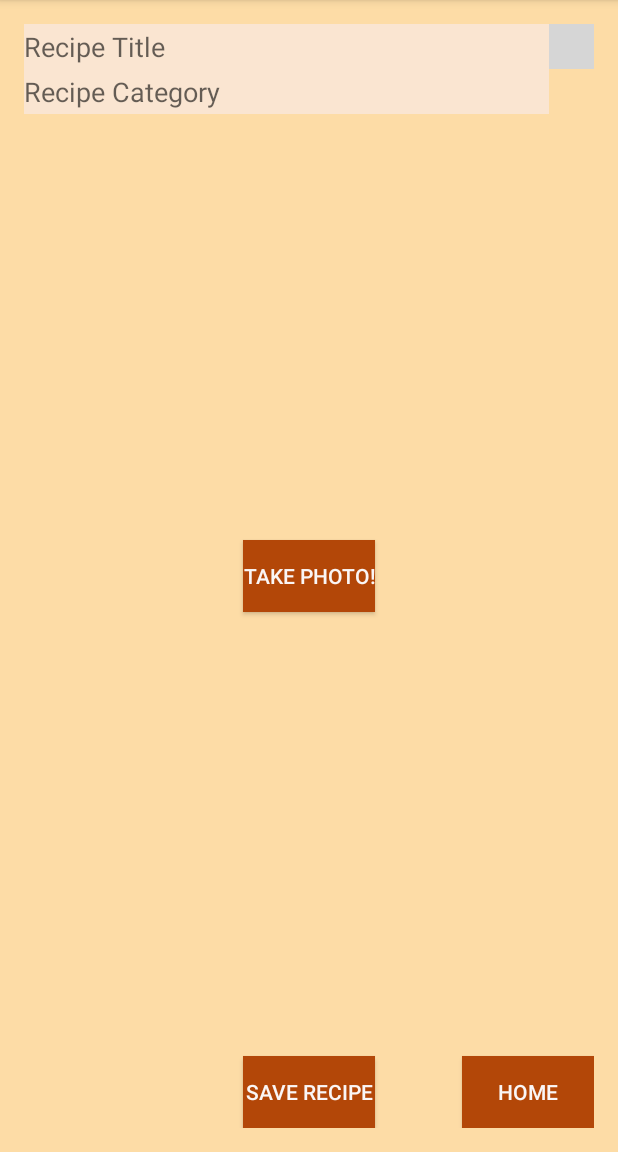
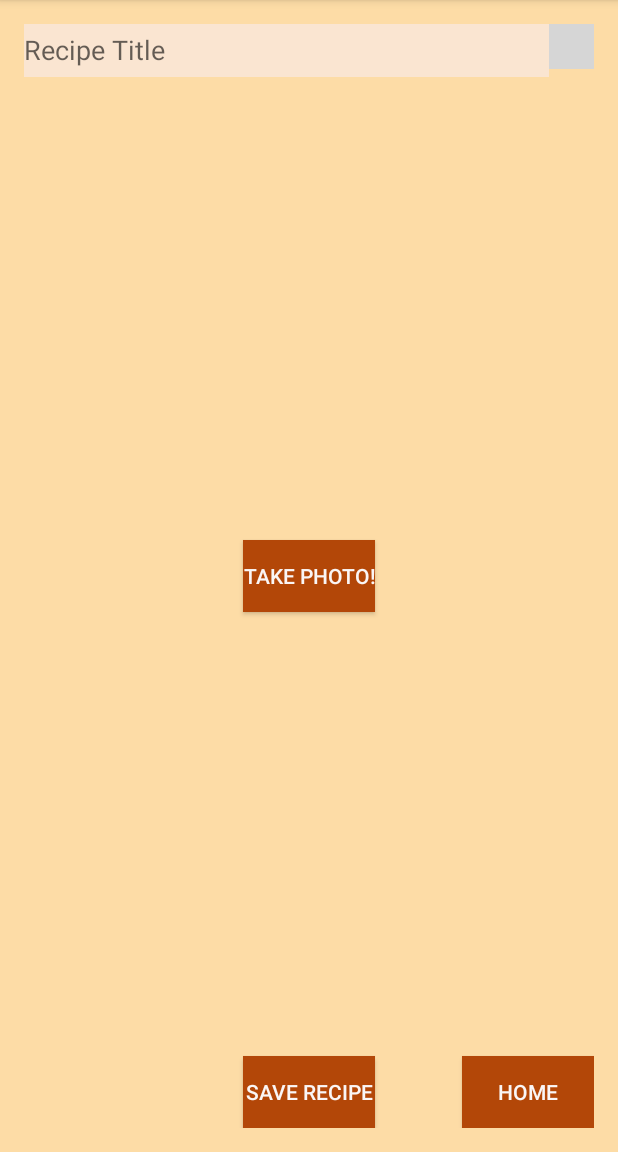
Before and after one commit to kimsoraya/Programmeerproject, an Android app: the PhotoRecipeActivity screen opened directly, with no data from a screen before it, after a tap on "SAVE RECIPE", on a phone screen of 412 x 824 dp, the part 84-1236 px from its top. Run offline under Robolectric (Android 15) with nearby library versions, the phone set to English and light mode, and no system bars; 2 statements that could not run were skipped; grey boxes are pictures that could not be loaded.

Commit message:
take photo button werkt

```diff
--- a/MyPersonalCookbook/app/src/main/java/com/example/kimschuiten/mypersonalcookbook30/PhotoRecipeActivity.java
+++ b/MyPersonalCookbook/app/src/main/java/com/example/kimschuiten/mypersonalcookbook30/PhotoRecipeActivity.java
@@ -48,7 +48,9 @@ public class PhotoRecipeActivity extends AppCompatActivity {
         setContentView(R.layout.activity_photo_recipe);
 
         photoTitleEditText = (EditText) findViewById(R.id.titleEditText2);
+/*
         photoCategoryEditText = (EditText) findViewById(R.id.categoryEditText2);
+*/
         takePhotoButton = (Button) findViewById(R.id.takePhoto);
         recipeImageView = (ImageView) findViewById(R.id.recipePictureImageView);
         extraPictureButton = (ImageView) findViewById(R.id.addExtraPictureButton);
@@ -57,10 +59,9 @@ public class PhotoRecipeActivity extends AppCompatActivity {
         Intent photoIntent = getIntent();
     }
 
-
-    /*
- Open pop up menu to choose between photo or picture gallery
-  */
+    /**
+     * Open pop up menu to choose between photo or picture gallery
+    **/
     public void onAddPictureClick(View view) {
         PopupMenu popupMenu = new PopupMenu(context, view);
         popupMenu.inflate(R.menu.picture_menu);
@@ -177,8 +178,11 @@ public class PhotoRecipeActivity extends AppCompatActivity {
     public void saveRecipeButtonClick(View view){
         // Get the information from the EditTexts
         String title = photoTitleEditText.getText().toString();
+/*
         String category = photoCategoryEditText.getText().toString();
+*/
         String photoRecipe = String.valueOf(Uri.parse(mCurrentPhotoPath));
+
         // Get the path of the photo as a String
         String photo = String.valueOf(Uri.parse(mDishPicturePath));
 
@@ -187,7 +191,7 @@ public class PhotoRecipeActivity extends AppCompatActivity {
         sqLiteDatabase = recipeDatabaseHelper.getWritableDatabase();
 
         // Perform database insertion
-        recipeDatabaseHelper.addPhotoRecipeInfo(photoRecipe, title, category, photo, sqLiteDatabase);
+        recipeDatabaseHelper.addPhotoRecipeInfo(photoRecipe, title, photo, sqLiteDatabase);
 
         // Close the database
         Toast.makeText(getBaseContext(), "Recipe Saved!", Toast.LENGTH_SHORT).show();
@@ -196,7 +200,7 @@ public class PhotoRecipeActivity extends AppCompatActivity {
 
     public void takePhotoClick(View view) {
         PopupMenu popupMenu = new PopupMenu(context, view);
-        popupMenu.inflate(R.menu.picture_menu);
+        popupMenu.inflate(R.menu.gallery_menu);
         popupMenu.show();
 
         // Set onclicklistener for the two options
--- a/MyPersonalCookbook/app/src/main/java/com/example/kimschuiten/mypersonalcookbook30/RecipeDatabaseHelper.java
+++ b/MyPersonalCookbook/app/src/main/java/com/example/kimschuiten/mypersonalcookbook30/RecipeDatabaseHelper.java
@@ -20,7 +20,6 @@ public class RecipeDatabaseHelper extends SQLiteOpenHelper {
             "CREATE TABLE " + RecipeContract.NewRecipeInfo.TABLE_NAME + "(" +
                     RecipeContract.NewRecipeInfo.RECIPE_TEXT + " TEXT," +
                     RecipeContract.NewRecipeInfo.RECIPE_TITLE + " TEXT," +
-                    RecipeContract.NewRecipeInfo.RECIPE_CATEGORY + " TEXT," +
                     RecipeContract.NewRecipeInfo.RECIPE_PHOTO_STYLE + " TEXT," +
                     RecipeContract.NewRecipeInfo.RECIPE_PHOTO + " TEXT);";
 
@@ -42,12 +41,11 @@ public class RecipeDatabaseHelper extends SQLiteOpenHelper {
     /*
     Define a method for inserting the data
      */
-    public void addRecipeInfo(String text, String title, String category, String photo, SQLiteDatabase db){
+    public void addRecipeInfo(String text, String title, String photo, SQLiteDatabase db){
         // Create object of contentValues to create map values
         ContentValues contentValues = new ContentValues();
         // Specify key and the data
         contentValues.put(RecipeContract.NewRecipeInfo.RECIPE_TITLE, title);
-        contentValues.put(RecipeContract.NewRecipeInfo.RECIPE_CATEGORY, category);
         contentValues.put(RecipeContract.NewRecipeInfo.RECIPE_PHOTO, photo);
         contentValues.put(RecipeContract.NewRecipeInfo.RECIPE_TEXT, text);
 /*
@@ -63,12 +61,11 @@ public class RecipeDatabaseHelper extends SQLiteOpenHelper {
     /*
    Define a method for inserting data without a dish picture
     */
-    public void addRecipeInfoTwo(String text, String title, String category, SQLiteDatabase db){
+    public void addRecipeInfoTwo(String text, String title, SQLiteDatabase db){
         // Create object of contentValues to create map values
         ContentValues contentValues = new ContentValues();
         // Specify key and the data
         contentValues.put(RecipeContract.NewRecipeInfo.RECIPE_TITLE, title);
-        contentValues.put(RecipeContract.NewRecipeInfo.RECIPE_CATEGORY, category);
         contentValues.put(RecipeContract.NewRecipeInfo.RECIPE_TEXT, text);
 
         // Put all this information in the database
@@ -78,12 +75,11 @@ public class RecipeDatabaseHelper extends SQLiteOpenHelper {
     /*
   Define a method for inserting the data with photo recipe
    */
-    public void addPhotoRecipeInfo(String recipePhoto, String title, String category, String photo, SQLiteDatabase db){
+    public void addPhotoRecipeInfo(String recipePhoto, String title, String photo, SQLiteDatabase db){
         // Create object of contentValues to create map values
         ContentValues contentValues = new ContentValues();
         // Specify key and the data
         contentValues.put(RecipeContract.NewRecipeInfo.RECIPE_TITLE, title);
-        contentValues.put(RecipeContract.NewRecipeInfo.RECIPE_CATEGORY, category);
         contentValues.put(RecipeContract.NewRecipeInfo.RECIPE_PHOTO, photo);
         contentValues.put(RecipeContract.NewRecipeInfo.RECIPE_TEXT, recipePhoto);
 
@@ -140,7 +136,6 @@ public class RecipeDatabaseHelper extends SQLiteOpenHelper {
     }
 
     public String getRecipeText(String recipeTitle, SQLiteDatabase db){
-
         Cursor secondCursor;
 
         String selectQuery = "SELECT text FROM " + RecipeContract.NewRecipeInfo.TABLE_NAME +
--- a/MyPersonalCookbook/app/src/main/res/layout/activity_photo_recipe.xml
+++ b/MyPersonalCookbook/app/src/main/res/layout/activity_photo_recipe.xml
@@ -13,12 +13,13 @@
 
     <EditText
         android:layout_width="350dp"
-        android:layout_height="30dp"
+        android:layout_height="35dp"
         android:id="@+id/titleEditText2"
         android:hint="@string/titleEditText"
         android:layout_alignParentTop="true"
         android:layout_alignParentStart="true"
-        android:background="#fae5d1" />
+        android:background="#fae5d1"
+        android:paddingBottom="1dp"/>
 
     <ImageView
         android:layout_width="30dp"
@@ -40,13 +41,13 @@
         android:background="#b34708"
         android:textColor="#faf6f6"/>-->
 
-    <EditText
+   <!-- <EditText
         android:layout_width="350dp"
         android:layout_height="30dp"
         android:id="@+id/categoryEditText2"
         android:hint="@string/categorieEditText"
         android:layout_below="@+id/titleEditText2"
-        android:background="#fae5d1"/>
+        android:background="#fae5d1"/>-->
 
     <Button
         android:layout_width="wrap_content"
```
Also changed, not shown: MyPersonalCookbook/app/src/main/java/com/example/kimschuiten/mypersonalcookbook30/TextRecipeActivity.java (+6 -2 lines), MyPersonalCookbook/app/src/main/res/layout/activity_text_recipe.xml (+4 -4 lines).
